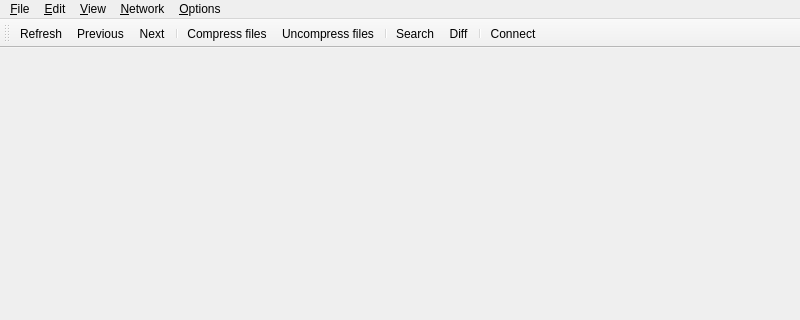
Qt form mainwindow.ui (flysnow010/flyscp) before a commit; both pictures show x 0 to 800 and y 0 to 320 of the 800 by 600 pixel window.
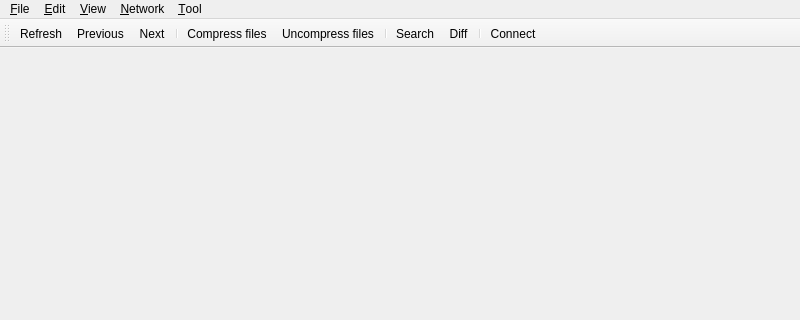
The same form after that commit. Icons and pictures are not drawn.

Commit message: add run control panel and calculator

Patch:
```diff
--- a/mainwindow.ui
+++ b/mainwindow.ui
@@ -46,11 +46,6 @@
     <addaction name="separator"/>
     <addaction name="actionSelectAll"/>
    </widget>
-   <widget class="QMenu" name="menuOptions">
-    <property name="title">
-     <string>&amp;Options</string>
-    </property>
-   </widget>
    <widget class="QMenu" name="menuView">
     <property name="title">
      <string>&amp;View</string>
@@ -64,11 +59,20 @@
     </property>
     <addaction name="actionConnect"/>
    </widget>
+   <widget class="QMenu" name="menuTool">
+    <property name="title">
+     <string>&amp;Tool</string>
+    </property>
+    <addaction name="actionControlPanel"/>
+    <addaction name="separator"/>
+    <addaction name="actionCalc"/>
+    <addaction name="actionOption"/>
+   </widget>
    <addaction name="menuFile"/>
    <addaction name="menuEdit"/>
    <addaction name="menuView"/>
    <addaction name="menuNetwork"/>
-   <addaction name="menuOptions"/>
+   <addaction name="menuTool"/>
   </widget>
   <widget class="QStatusBar" name="statusbar"/>
   <widget class="QToolBar" name="toolBar">
```
Left out of the diff: 47 changed lines with no effect on the pictures. The commit also changes 1 other file.
